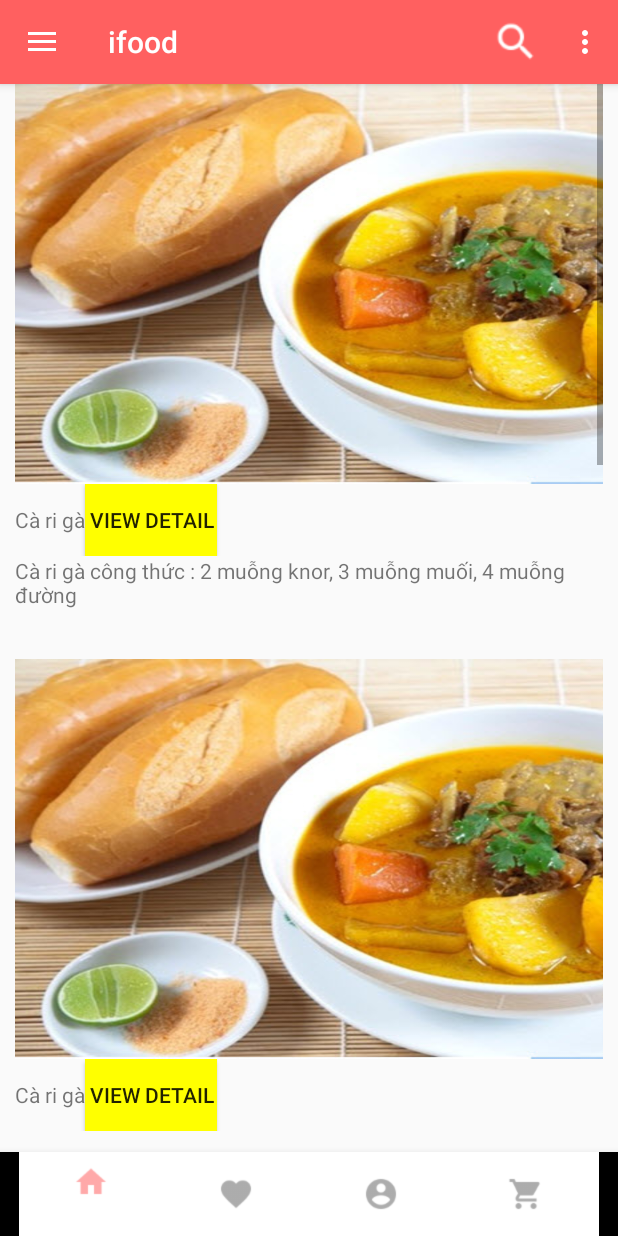
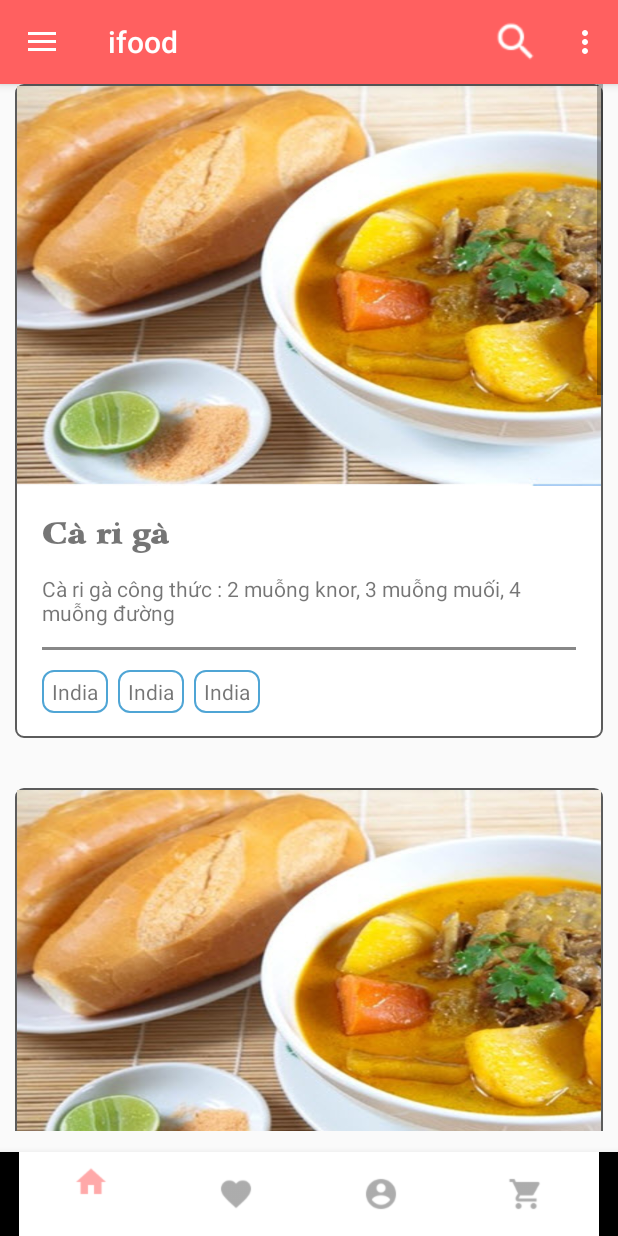
Before and after one commit to firepaperbird/project_iFood, an Android app: the mainMenuActivity screen opened directly, with no data from a screen before it, on a phone screen of 412 x 824 dp. Run offline under Robolectric (Android 15) with nearby library versions, the light colour scheme and no system bars.

Commit message:
Commit layout main menu and footer layout

```diff
--- a/app/src/main/java/com/ifood/ifood/mainMenuActivity.java
+++ b/app/src/main/java/com/ifood/ifood/mainMenuActivity.java
@@ -1,11 +1,11 @@
 package com.ifood.ifood;
 
 import android.content.res.Configuration;
-import android.graphics.Bitmap;
-import android.graphics.BitmapFactory;
 import android.graphics.Color;
+import android.graphics.Typeface;
 import android.support.annotation.Nullable;
 import android.support.design.widget.BottomNavigationView;
+import android.support.v4.content.res.ResourcesCompat;
 import android.support.v4.widget.DrawerLayout;
 import android.support.v7.app.ActionBarDrawerToggle;
 import android.support.v7.app.AppCompatActivity;
@@ -14,16 +14,12 @@ import android.view.Menu;
 import android.view.MenuItem;
 import android.view.View;
 import android.view.ViewGroup;
-import android.widget.Button;
 import android.widget.ImageView;
 import android.widget.LinearLayout;
-import android.widget.ScrollView;
 import android.widget.TextView;
 import android.widget.Toast;
 
 import com.ifood.ifood.ultil.BottomNavigationViewHelper;
-
-import org.w3c.dom.Text;
 
 public class mainMenuActivity extends AppCompatActivity {
     private DrawerLayout drawerLayout;
@@ -36,48 +32,7 @@ public class mainMenuActivity extends AppCompatActivity {
 
         setDrawerLayout();
 
-        LinearLayout.LayoutParams layoutMenu = new LinearLayout.LayoutParams(ViewGroup.LayoutParams.WRAP_CONTENT,
-                ViewGroup.LayoutParams.WRAP_CONTENT);
-        layoutMenu.setMargins(0,0,0,50);
-        LinearLayout.LayoutParams layoutParamsText = new LinearLayout.LayoutParams(ViewGroup.LayoutParams.WRAP_CONTENT,
-                ViewGroup.LayoutParams.WRAP_CONTENT);
-        listMenu = (LinearLayout) findViewById(R.id.listMenu);
-
-        for (int i = 0; i < 5; i++){
-            LinearLayout layout = new LinearLayout(this);
-            layout.setOrientation(LinearLayout.VERTICAL);
-            layout.setLayoutParams(layoutMenu);
-
-            ImageView imageMenu = new ImageView(this);
-            imageMenu.setLayoutParams(new LinearLayout.LayoutParams(800, 400));
-            imageMenu.setImageResource(R.drawable.mon_ca_ri_ga);
-            imageMenu.setScaleType(ImageView.ScaleType.FIT_XY);
-
-            LinearLayout titleLayout = new LinearLayout(this);
-            titleLayout.setOrientation(LinearLayout.HORIZONTAL);
-
-            TextView txtTitle = new TextView(this);
-            txtTitle.setLayoutParams(layoutParamsText);
-            txtTitle.setText("Cà ri gà");
-
-            Button btnViewDetail = new Button(this);
-            btnViewDetail.setBackgroundColor(Color.YELLOW);
-            btnViewDetail.setText("View Detail");
-            btnViewDetail.setLayoutParams(layoutParamsText);
-
-            titleLayout.addView(txtTitle);
-            titleLayout.addView(btnViewDetail);
-
-            TextView txtDescription = new TextView(this);
-            txtDescription.setLayoutParams(layoutParamsText);
-            txtDescription.setText("Cà ri gà công thức : 2 muỗng knor, 3 muỗng muối, 4 muỗng đường");
-
-            layout.addView(imageMenu);
-            layout.addView(titleLayout);
-            layout.addView(txtDescription);
-
-            listMenu.addView(layout);
-        }
+        setListMenu();
     }
 
     @Override
@@ -128,4 +83,88 @@ public class mainMenuActivity extends AppCompatActivity {
         BottomNavigationViewHelper.disableShiftMode(bottomNavigationView);
 
     }
+
+    private void setListMenu(){
+
+        LinearLayout.LayoutParams layoutMenu = new LinearLayout.LayoutParams(ViewGroup.LayoutParams.WRAP_CONTENT,
+                ViewGroup.LayoutParams.WRAP_CONTENT);
+        layoutMenu.setMargins(0,0,0,50);
+
+        LinearLayout.LayoutParams layoutParamsInfo = new LinearLayout.LayoutParams(ViewGroup.LayoutParams.WRAP_CONTENT,
+                ViewGroup.LayoutParams.WRAP_CONTENT);
+
+        LinearLayout.LayoutParams layoutParamsText = new LinearLayout.LayoutParams(ViewGroup.LayoutParams.WRAP_CONTENT,
+                ViewGroup.LayoutParams.WRAP_CONTENT);
+        layoutParamsText.setMargins(0, 0,20,20);
+
+        LinearLayout.LayoutParams layoutParamsDivider = new LinearLayout.LayoutParams(ViewGroup.LayoutParams.MATCH_PARENT,
+                3);
+        layoutParamsDivider.setMargins(0,0,0,20);
+
+        LinearLayout.LayoutParams layoutParamsTag = new LinearLayout.LayoutParams(ViewGroup.LayoutParams.WRAP_CONTENT,
+                ViewGroup.LayoutParams.WRAP_CONTENT);
+        layoutParamsTag.setMargins(0, 0, 10, 0);
+
+        listMenu = (LinearLayout) findViewById(R.id.listMenu);
+
+        for (int i = 0; i < 5; i++){
+            LinearLayout layout = new LinearLayout(this);
+            layout.setOrientation(LinearLayout.VERTICAL);
+            layout.setLayoutParams(layoutMenu);
+            layout.setPadding(2,2,2,0);
+            layout.setBackgroundResource(R.drawable.border_menu);
+
+            /*Image*/
+            ImageView imageMenu = new ImageView(this);
+            imageMenu.setLayoutParams(new LinearLayout.LayoutParams(800, 400));
+            imageMenu.setScaleType(ImageView.ScaleType.FIT_XY);
+            imageMenu.setImageResource(R.drawable.mon_ca_ri_ga);
+
+
+            LinearLayout layoutInfo = new LinearLayout(this);
+            layoutInfo.setLayoutParams(layoutParamsInfo);
+            layoutInfo.setOrientation(LinearLayout.VERTICAL);
+            layoutInfo.setPadding(25,25,25,25);
+            /*Title*/
+            TextView txtTitle = new TextView(this);
+            txtTitle.setLayoutParams(layoutParamsText);
+            txtTitle.setTextSize(20);
+            Typeface font = ResourcesCompat.getFont(this, R.font.arrusb);
+            txtTitle.setTypeface(font, Typeface.BOLD);
+            txtTitle.setText("Cà ri gà");
+
+            /*Description*/
+            TextView txtDescription = new TextView(this);
+            txtDescription.setLayoutParams(layoutParamsText);
+            txtDescription.setText("Cà ri gà công thức : 2 muỗng knor, 3 muỗng muối, 4 muỗng đường");
+
+            /*Divider*/
+            View divider = new View(this);
+            divider.setLayoutParams(layoutParamsDivider);
+            divider.setBackgroundColor(Color.GRAY);
+
+            /*Tags*/
+            LinearLayout tagLayout = new LinearLayout(this);
+            tagLayout.setLayoutParams(layoutParamsTag);
+
+            for (int tagIndex = 0; tagIndex < 3; tagIndex++){
+                TextView tag = new TextView(this);
+                tag.setLayoutParams(layoutParamsTag);
+                tag.setText("India");
+                tag.setBackgroundResource(R.drawable.border_tag);
+                tagLayout.addView(tag);
+            }
+
+            layoutInfo.addView(txtTitle);
+            layoutInfo.addView(txtDescription);
+            layoutInfo.addView(divider);
+            layoutInfo.addView(tagLayout);
+
+
+            layout.addView(imageMenu);
+            layout.addView(layoutInfo);
+
+            listMenu.addView(layout);
+        }
+    }
 }
--- /dev/null
+++ b/app/src/main/res/drawable/border_menu.xml
@@ -0,0 +1,6 @@
+<?xml version="1.0" encoding="utf-8"?>
+<shape xmlns:android="http://schemas.android.com/apk/res/android" android:shape="rectangle">
+    <solid android:color="@android:color/white" />
+    <stroke android:width="1dip" android:color="@color/colorDarkerGray"/>
+    <corners android:radius="5dp"/>
+</shape>
--- /dev/null
+++ b/app/src/main/res/drawable/border_tag.xml
@@ -0,0 +1,7 @@
+<?xml version="1.0" encoding="utf-8"?>
+<shape xmlns:android="http://schemas.android.com/apk/res/android" android:shape="rectangle">
+    <solid android:color="@android:color/white" />
+    <stroke android:width="1dip" android:color="#4fa5d5"/>
+    <corners android:radius="7dp"/>
+    <padding android:top="5dp" android:bottom="5dp" android:left="7dp" android:right="7dp"/>
+</shape>
--- a/app/src/main/res/values/colors.xml
+++ b/app/src/main/res/values/colors.xml
@@ -5,4 +5,5 @@
     <color name="colorWellcome">#ff6060</color>
     <color name="colorAccent">#FF4081</color>
     <color name="colorWhite">#FFFFFF</color>
+    <color name="colorDarkerGray">#5c5c5c</color>
 </resources>
--- a/app/src/main/res/values/styles.xml
+++ b/app/src/main/res/values/styles.xml
@@ -15,4 +15,9 @@
         <item name="colorAccent">@color/colorAccent</item>
     </style>
 
+    <style name="Divider">
+        <item name="android:layout_width">500dp</item>
+        <item name="android:layout_height">1dp</item>
+        <item name="android:background">@color/colorDarkerGray</item>
+    </style>
 </resources>
```
Also changed, not shown: app/src/main/res/font/arrusb.ttf (added), app/src/main/res/font/victoria.ttf (added).
